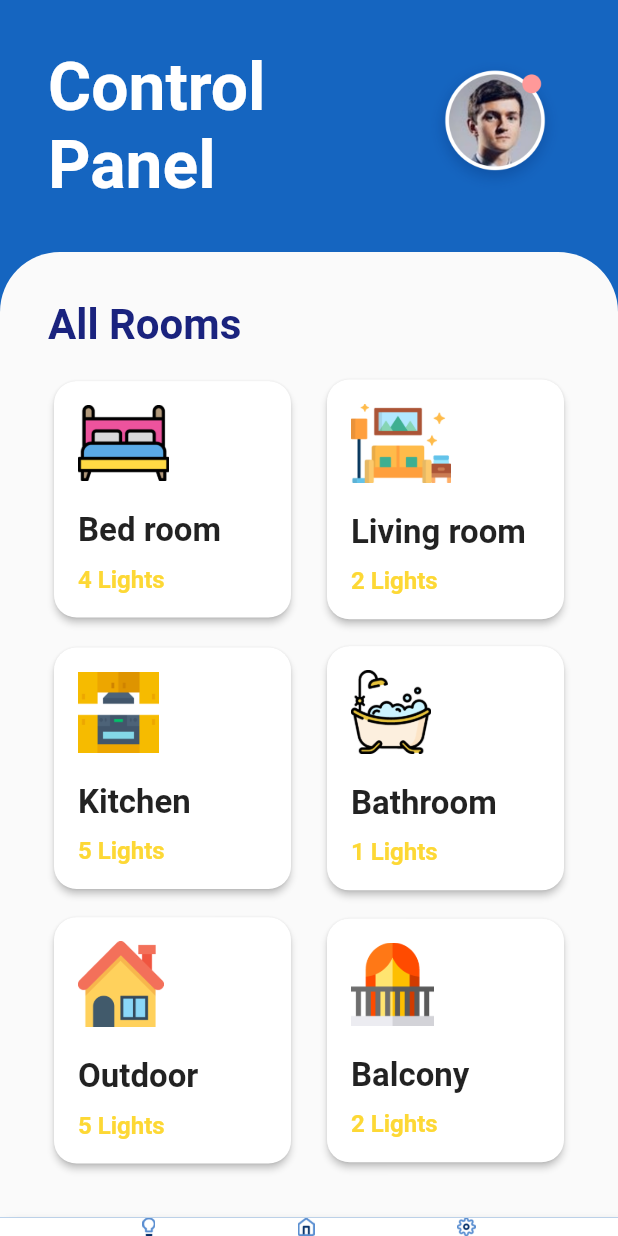
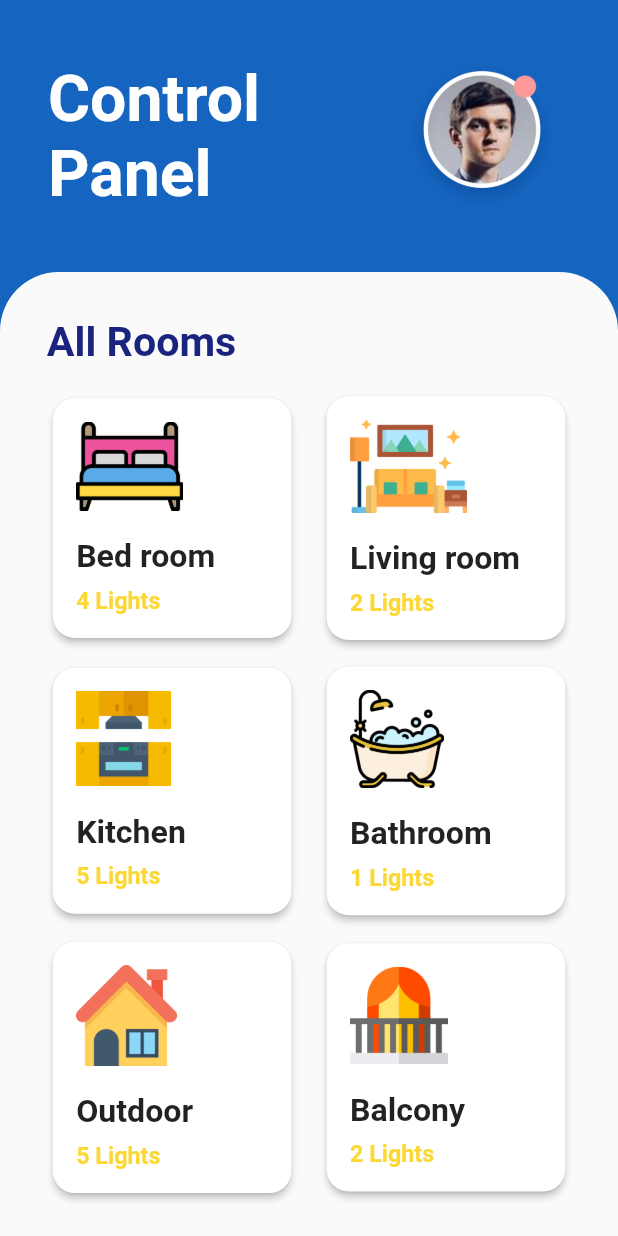
Before and after one commit to Sourabh781/folk_internship, a Flutter app: the screen it shows after launch, on a phone screen of 412 x 824 dp. Run offline on Flutter 3.47's test engine with Material 2 defaults, Android fonts, the phone set to English and light mode, and no system bars.

Commit message:
size config

```diff
--- a/lib/custom_widgets/color_ball.dart
+++ b/lib/custom_widgets/color_ball.dart
@@ -1,4 +1,8 @@
 import 'package:flutter/material.dart';
+
+double height = 0;
+double width = 0;
+double area = 0;
 
 class ColorBoll extends StatelessWidget {
   ColorBoll({this.color, this.ontap});
@@ -6,11 +10,14 @@ class ColorBoll extends StatelessWidget {
   final Function ontap;
   @override
   Widget build(BuildContext context) {
+    height = MediaQuery.of(context).size.height;
+    width = MediaQuery.of(context).size.width;
+    area = height * width;
     return GestureDetector(
       onTap: ontap,
       child: Container(
-        height: 40,
-        width: 40,
+        height: height / 23.5,
+        width: height / 23.5,
         decoration: BoxDecoration(shape: BoxShape.circle, color: color),
       ),
     );
--- a/lib/custom_widgets/room_card.dart
+++ b/lib/custom_widgets/room_card.dart
@@ -1,13 +1,21 @@
 import 'package:flutter/material.dart';
 import 'package:folk/pages/room_page.dart';
+
+double height = 0;
+double width = 0;
+double area = 0;
 
 class RoomCard extends StatelessWidget {
   RoomCard({this.iconPath, this.roomName, this.noL});
   final String iconPath;
   final String roomName;
   final String noL;
+
   @override
   Widget build(BuildContext context) {
+    height = MediaQuery.of(context).size.height;
+    width = MediaQuery.of(context).size.width;
+    area = height * width;
     return Expanded(
       child: GestureDetector(
         onTap: () {
@@ -17,32 +25,33 @@ class RoomCard extends StatelessWidget {
         child: Card(
           elevation: 2,
           shape: RoundedRectangleBorder(
-            borderRadius: BorderRadius.circular(15.0),
+            borderRadius: BorderRadius.circular(width / 28.2),
           ),
           child: Padding(
-            padding: const EdgeInsets.all(16.0),
+            padding: EdgeInsets.all(width / 26.5),
             child: Container(
               child: Column(
                 crossAxisAlignment: CrossAxisAlignment.start,
                 children: [
                   Image.asset(
                     iconPath,
-                    scale: 3.5,
+                    scale: area / 113885.15,
                   ),
                   SizedBox(
-                    height: 20,
+                    height: height / 47,
                   ),
                   Text(
                     roomName,
-                    style: TextStyle(fontSize: 22, fontWeight: FontWeight.bold),
+                    style: TextStyle(
+                        fontSize: width / 19.25, fontWeight: FontWeight.bold),
                   ),
                   SizedBox(
-                    height: 10,
+                    height: height / 94.1,
                   ),
                   Text(
                     noL,
                     style: TextStyle(
-                        fontSize: 16,
+                        fontSize: width / 26.5,
                         color: Colors.yellow[600],
                         fontWeight: FontWeight.bold),
                   )
--- a/lib/main.dart
+++ b/lib/main.dart
@@ -6,6 +6,7 @@ void main() {
 }
 
 class MyApp extends StatelessWidget {
+  @override
   // This widget is the root of your application.
   @override
   Widget build(BuildContext context) {
--- a/lib/pages/home_page.dart
+++ b/lib/pages/home_page.dart
@@ -7,8 +7,18 @@ class HomePage extends StatefulWidget {
 }
 
 class _HomePageState extends State<HomePage> {
+  double height = 0;
+  double width = 0;
+  double area = 0;
+  @override
   @override
   Widget build(BuildContext context) {
+    height = MediaQuery.of(context).size.height;
+    width = MediaQuery.of(context).size.width;
+    area = height * width;
+    print(height);
+    print(width);
+
     return SafeArea(
       child: Scaffold(
         backgroundColor: Colors.blue[800],
@@ -20,18 +30,18 @@ class _HomePageState extends State<HomePage> {
                 mainAxisAlignment: MainAxisAlignment.spaceBetween,
                 children: [
                   SizedBox(
-                    width: 200,
+                    width: width / 2.1,
                     child: Text(
                       'Control Panel',
                       style: TextStyle(
                           color: Colors.white,
-                          fontSize: 44,
+                          fontSize: width / 9.6,
                           fontWeight: FontWeight.bold),
                     ),
                   ),
                   Image.asset(
                     "assets/user.png",
-                    scale: 4,
+                    scale: area / 99649.55,
                   )
                 ],
               ),
@@ -41,24 +51,24 @@ class _HomePageState extends State<HomePage> {
               decoration: BoxDecoration(
                 color: Colors.grey[50],
                 borderRadius: BorderRadius.only(
-                  topLeft: Radius.circular(40.0),
-                  topRight: Radius.circular(40.0),
+                  topLeft: Radius.circular(width / 10.5),
+                  topRight: Radius.circular(width / 10.5),
                 ),
               ),
               child: Container(
-                margin: EdgeInsets.all(32),
+                margin: EdgeInsets.all(width / 13.2),
                 child: Column(
                   crossAxisAlignment: CrossAxisAlignment.start,
                   children: [
                     Text(
                       'All Rooms',
                       style: TextStyle(
-                          fontSize: 28,
+                          fontSize: width / 15,
                           color: Colors.indigo[900],
                           fontWeight: FontWeight.bold),
                     ),
                     SizedBox(
-                      height: 16,
+                      height: width / 26.5,
                     ),
                     Container(
                       child: Column(
@@ -71,7 +81,7 @@ class _HomePageState extends State<HomePage> {
                                 noL: '4 Lights',
                               ),
                               SizedBox(
-                                width: 16,
+                                width: width / 26.5,
                               ),
                               RoomCard(
                                 iconPath: 'assets/room.png',
@@ -81,7 +91,7 @@ class _HomePageState extends State<HomePage> {
                             ],
                           ),
                           SizedBox(
-                            height: 10,
+                            height: width / 42.3,
                           ),
                           Row(
                             children: [
@@ -91,7 +101,7 @@ class _HomePageState extends State<HomePage> {
                                 noL: '5 Lights',
                               ),
                               SizedBox(
-                                width: 16,
+                                width: width / 26.5,
                               ),
                               RoomCard(
                                 iconPath: 'assets/bathtube.png',
@@ -101,7 +111,7 @@ class _HomePageState extends State<HomePage> {
                             ],
                           ),
                           SizedBox(
-                            height: 10,
+                            height: width / 42.3,
                           ),
                           Row(
                             children: [
@@ -111,7 +121,7 @@ class _HomePageState extends State<HomePage> {
                                 noL: '5 Lights',
                               ),
                               SizedBox(
-                                width: 16,
+                                width: width / 26.5,
                               ),
                               RoomCard(
                                 iconPath: 'assets/balcony.png',
@@ -143,15 +153,15 @@ class _HomePageState extends State<HomePage> {
                   children: [
                     Image.asset(
                       'assets/bulb.png',
-                      scale: 3,
+                      scale: area / 132866,
                     ),
                     Image.asset(
                       'assets/home.png',
-                      scale: 3,
+                      scale: area / 132866,
                     ),
                     Image.asset(
                       'assets/settings.png',
-                      scale: 3,
+                      scale: area / 132866,
                     )
                   ],
                 ),
```
Also changed, not shown: lib/custom_widgets/scene_card.dart (+12 -5 lines), lib/pages/room_page.dart (+53 -46 lines).
